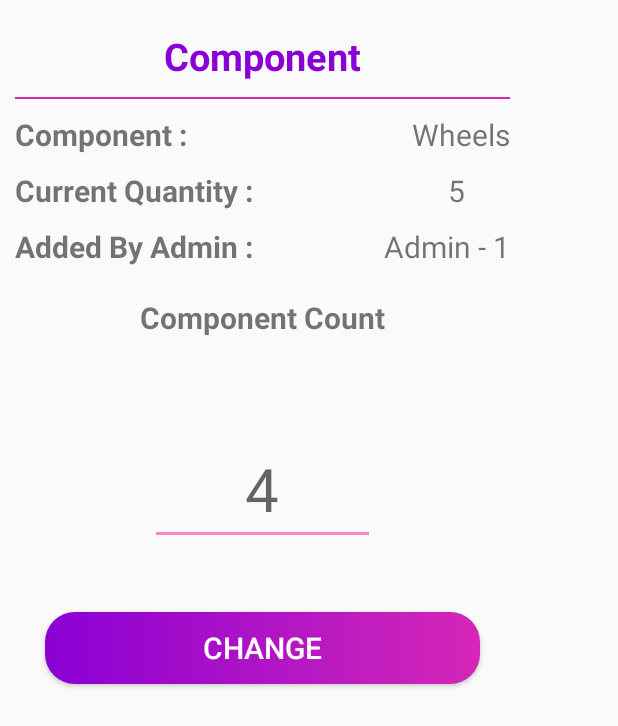
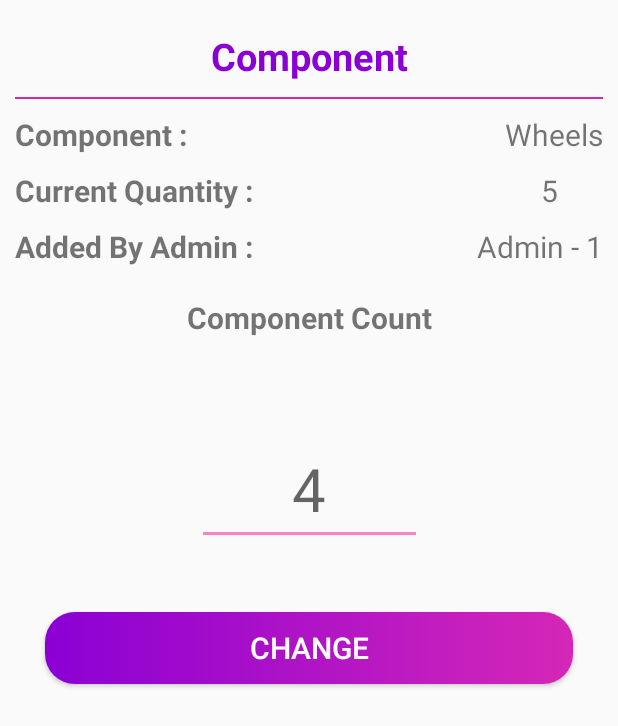
Before and after one commit to kriticalflare/SIESGST_Inventory, an Android app: the layout admin_component_dialog.xml on its own in the app's theme, with its tools: preview values and no code run, on a phone screen of 412 x 824 dp. Shown: the top 726 px of the screen. Run offline under Robolectric (Android 15) with nearby library versions, the phone set to English and light mode, and no system bars.

Commit message:
Dialog layout fix

```diff
--- a/app/src/main/res/layout/admin_component_dialog.xml
+++ b/app/src/main/res/layout/admin_component_dialog.xml
@@ -2,7 +2,7 @@
 <androidx.constraintlayout.widget.ConstraintLayout
     xmlns:android="http://schemas.android.com/apk/res/android"
     xmlns:tools="http://schemas.android.com/tools"
-    android:layout_width="350dp"
+    android:layout_width="match_parent"
     android:layout_height="500dp"
     xmlns:app="http://schemas.android.com/apk/res-auto">
 
--- a/app/src/main/res/layout/user_component_request_dialog.xml
+++ b/app/src/main/res/layout/user_component_request_dialog.xml
@@ -1,7 +1,7 @@
 <?xml version="1.0" encoding="utf-8"?>
 <androidx.constraintlayout.widget.ConstraintLayout xmlns:android="http://schemas.android.com/apk/res/android"
     xmlns:tools="http://schemas.android.com/tools"
-    android:layout_width="300dp"
+    android:layout_width="match_parent"
     android:layout_height="wrap_content"
     xmlns:app="http://schemas.android.com/apk/res-auto">
 
```
